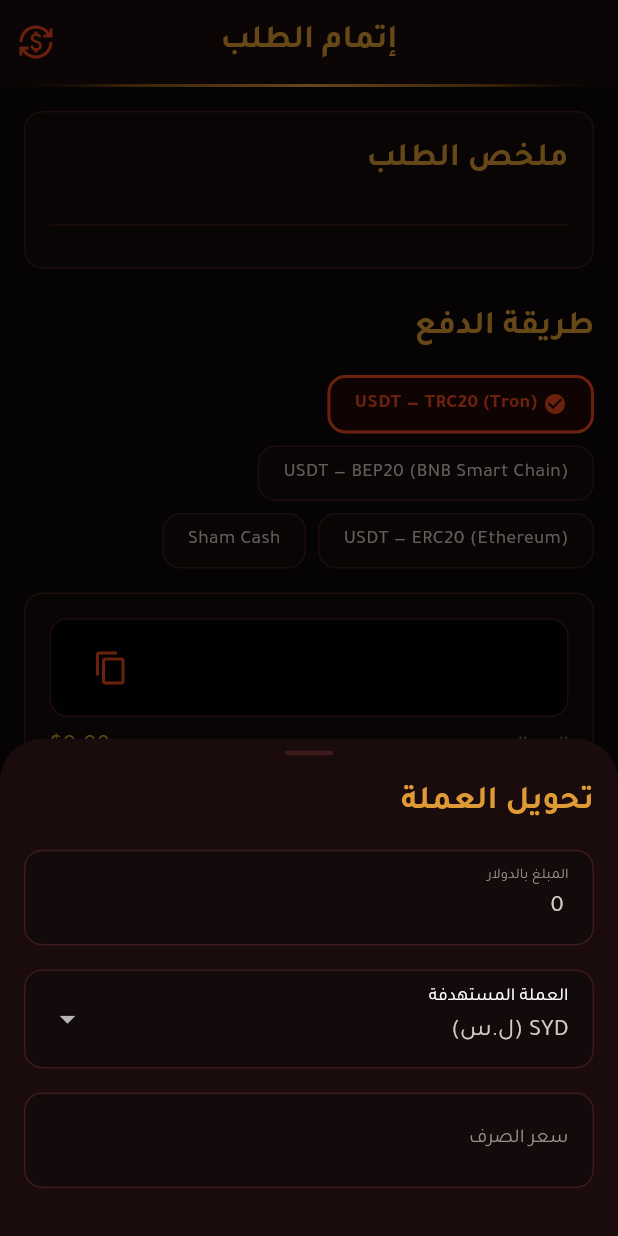
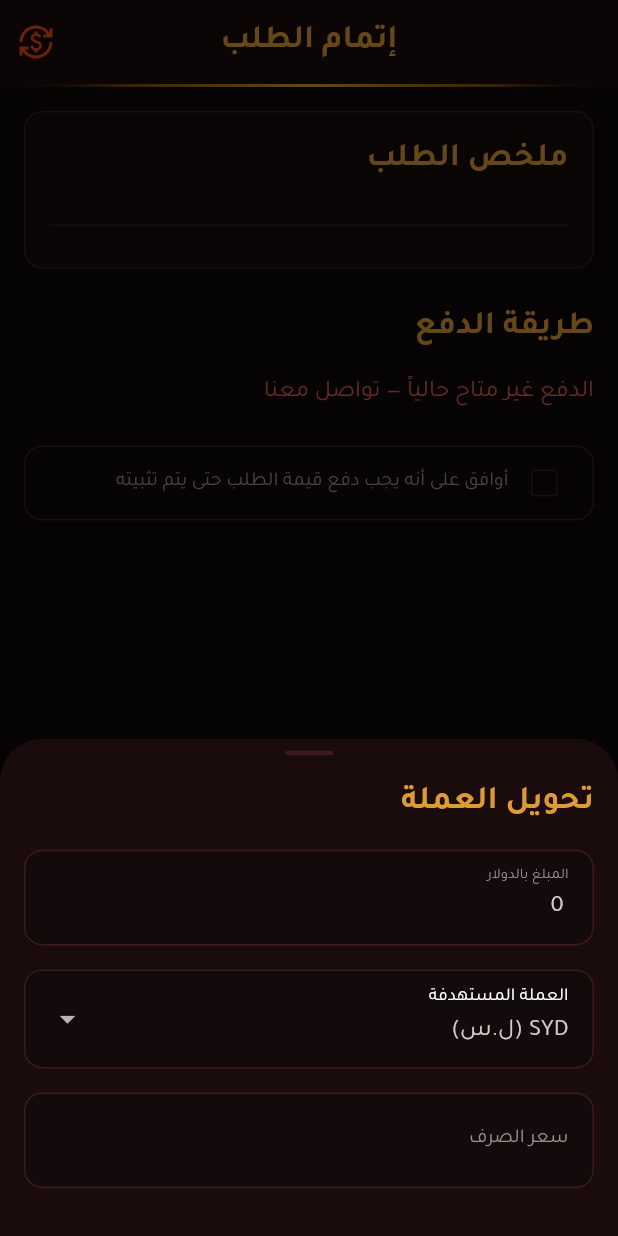
Before and after one commit to NibrasShalabi/MHN_SHOPPING., a Flutter app: the CheckoutPage screen opened by its route, after a tap on the "currency exchange" icon, on a phone screen of 412 x 824 dp. Run offline on Flutter 3.47's test engine with Material 3 defaults, Android fonts, the phone set to English and light mode, and no system bars; our stand-ins replace cloud_firestore, equatable, file_picker, firebase_auth, firebase_core, firebase_storage and 4 more; accounts and stored records are empty; generated files the repository leaves out were written again.

Commit message:
feat(checkout): show only the payment methods the admin enabled
- Methods with no address or switched off in the dashboard are hidden
- Falls back to the first enabled method; shows a notice when none is available
- Submit requires an address for the selected method

Co-Authored-By: Claude Opus 5.5 <noreply@anthropic.com>
Claude-Session: https://claude.ai/code/session_018L94sWZvi61DLdVmYaoeBK

```diff
--- a/lib/core/constants/app_strings.dart
+++ b/lib/core/constants/app_strings.dart
@@ -91,6 +91,7 @@ class AppStrings {
   static const String paymentResent = 'تم إرسال الدفع، رح نتحقق منه قريباً';
   static const String pickNewReceipt = 'اختر إيصال جديد';
   static const String send = 'إرسال';
+  static const String paymentUnavailable = 'الدفع غير متاح حالياً — تواصل معنا';
   static const String txidUsed = 'رقم المعاملة هذا مستخدم بطلب سابق';
   static const String txidInvalid = 'رقم المعاملة غير صالح';
   static const String itemsTotalLabel = 'المنتجات';
--- a/lib/features/checkout/data/repositories/firebase_checkout_service.dart
+++ b/lib/features/checkout/data/repositories/firebase_checkout_service.dart
@@ -18,16 +18,18 @@ class CheckoutService {
   CheckoutService(this._db, this._auth, FirebaseStorage? storage)
     : _storage = storage ?? FirebaseStorage.instance;
 
-  /// يجيب عناوين الدفع من config/payment_addresses
+  static const paymentMethods = ['trc20', 'bep20', 'erc20', 'sham_cash'];
+
+  /// Enabled methods only, in display order — from config/payment_addresses,
+  /// which the admin edits. A method with no address or switched off is left out.
   Future<Map<String, String>> getPaymentAddresses() async {
     try {
-      final doc = await _db.collection('config').doc('payment_addresses').get();
-      final data = doc.data() ?? {};
+      final data = (await _db.collection('config').doc('payment_addresses').get()).data() ?? const {};
+      final disabled = (data['disabled'] as List? ?? const []).cast<String>().toSet();
       return {
-        'trc20': data['trc20'] as String? ?? '',
-        'bep20': data['bep20'] as String? ?? '',
-        'erc20': data['erc20'] as String? ?? '',
-        'sham_cash': data['sham_cash'] as String? ?? '',
+        for (final m in paymentMethods)
+          if ((data[m] as String?)?.trim() case final address? when address.isNotEmpty && !disabled.contains(m))
+            m: address,
       };
     } on FirebaseException catch (e) {
       throw ServerException(message: e.message ?? '', code: e.code);
--- a/lib/features/checkout/presentation/cubits/checkout_cubit.dart
+++ b/lib/features/checkout/presentation/cubits/checkout_cubit.dart
@@ -37,6 +37,10 @@ class CheckoutCubit extends SafeCubit<CheckoutState> {
       emit(state.copyWith(
         status: CheckoutStatus.ready,
         paymentAddresses: addresses,
+        // The default may have been switched off by the admin.
+        selectedMethod: addresses.containsKey(state.selectedMethod) || addresses.isEmpty
+            ? state.selectedMethod
+            : addresses.keys.first,
         shippingRates: rates,
         governorate: governorate,
       ));
--- a/lib/features/checkout/presentation/cubits/checkout_state.dart
+++ b/lib/features/checkout/presentation/cubits/checkout_state.dart
@@ -26,9 +26,10 @@ class CheckoutState extends Equatable {
   });
 
   String get selectedAddress => paymentAddresses[selectedMethod] ?? '';
+  bool get hasPaymentMethods => paymentAddresses.isNotEmpty;
   bool get isShamCash => selectedMethod == 'sham_cash';
   bool get canSubmit =>
-      status == CheckoutStatus.ready && (isShamCash ? hasReceipt : true);
+      selectedAddress.isNotEmpty && status == CheckoutStatus.ready && (isShamCash ? hasReceipt : true);
 
   CheckoutState copyWith({
     CheckoutStatus? status,
--- a/lib/features/checkout/presentation/pages/checkout_page.dart
+++ b/lib/features/checkout/presentation/pages/checkout_page.dart
@@ -26,8 +26,6 @@ import '../../../cart/presentation/cubits/cart_cubit.dart';
 import '../../../cart/presentation/cubits/cart_state.dart';
 import '../cubits/checkout_cubit.dart';
 import '../cubits/checkout_state.dart';
-
-const _methods = ['trc20', 'bep20', 'erc20', 'sham_cash'];
 
 String _methodLabel(String method) => switch (method) {
   'trc20' => 'USDT — TRC20 (Tron)',
@@ -129,7 +127,14 @@ class _CheckoutPageState extends State<CheckoutPage> {
                                 style: AppTextStyles.heading2,
                               ),
                               const SizedBox(height: AppConstants.spacingMd),
+                              if (!checkoutState.hasPaymentMethods)
+                                Text(
+                                  AppStrings.paymentUnavailable,
+                                  style: AppTextStyles.body.copyWith(color: AppColors.error),
+                                )
+                              else ...[
                               _MethodSelector(
+                                methods: checkoutState.paymentAddresses.keys.toList(),
                                 selected: checkoutState.selectedMethod,
                                 onChanged: context
                                     .read<CheckoutCubit>()
@@ -142,6 +147,7 @@ class _CheckoutPageState extends State<CheckoutPage> {
                                 txidController: _txidController,
                                 onPickFile: _pickReceipt,
                               ),
+                              ],
                             ],
                             const SizedBox(height: AppConstants.spacingLg),
                             _TermsCheckbox(
@@ -192,17 +198,18 @@ class _CheckoutPageState extends State<CheckoutPage> {
 }
 
 class _MethodSelector extends StatelessWidget {
+  final List<String> methods;
   final String selected;
   final ValueChanged<String> onChanged;
 
-  const _MethodSelector({required this.selected, required this.onChanged});
+  const _MethodSelector({required this.methods, required this.selected, required this.onChanged});
 
   @override
   Widget build(BuildContext context) {
     return Wrap(
       spacing: AppConstants.spacingSm,
       runSpacing: AppConstants.spacingSm,
-      children: _methods.map((m) {
+      children: methods.map((m) {
         final isSelected = m == selected;
         return GestureDetector(
           onTap: () => onChanged(m),
```
